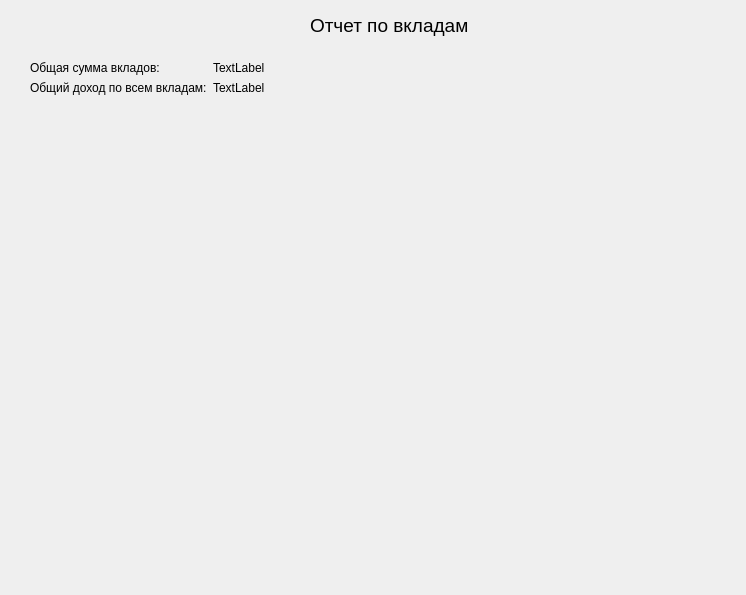
Above: Ui/Отчет.ui from notprogamer3/PractiseProject before the change. Below: the same form after it.
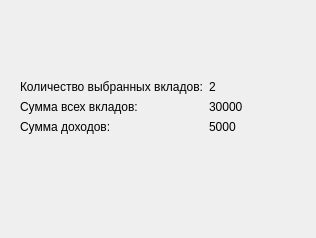
That is the form after the change.

The edit to the form file:
```diff
--- a/Ui/Отчет.ui
+++ b/Ui/Отчет.ui
@@ -6,73 +6,62 @@
    <rect>
     <x>0</x>
     <y>0</y>
-    <width>746</width>
-    <height>595</height>
+    <width>316</width>
+    <height>238</height>
    </rect>
   </property>
   <property name="windowTitle">
    <string>Form</string>
   </property>
-  <widget class="QLabel" name="label">
-   <property name="geometry">
-    <rect>
-     <x>310</x>
-     <y>10</y>
-     <width>161</width>
-     <height>31</height>
-    </rect>
-   </property>
-   <property name="font">
-    <font>
-     <pointsize>14</pointsize>
-    </font>
-   </property>
-   <property name="text">
-    <string>Отчет по вкладам</string>
-   </property>
-  </widget>
   <widget class="QWidget" name="formLayoutWidget">
    <property name="geometry">
     <rect>
-     <x>30</x>
-     <y>61</y>
-     <width>461</width>
-     <height>301</height>
+     <x>20</x>
+     <y>80</y>
+     <width>281</width>
+     <height>71</height>
     </rect>
    </property>
    <layout class="QFormLayout" name="formLayout">
-    <item row="0" column="0">
-     <widget class="QLabel" name="label_2">
-      <property name="text">
-       <string>Общая сумма вкладов:</string>
-      </property>
-     </widget>
-    </item>
     <item row="1" column="0">
      <widget class="QLabel" name="label_3">
       <property name="text">
-       <string>Общий доход по всем вкладам:</string>
+       <string>Сумма всех вкладов:</string>
       </property>
      </widget>
     </item>
     <item row="2" column="0">
+     <widget class="QLabel" name="label">
+      <property name="text">
+       <string>Cумма доходов:</string>
+      </property>
+     </widget>
+    </item>
+    <item row="1" column="1">
      <widget class="QLabel" name="label_4">
       <property name="text">
-       <string/>
+       <string>30000</string>
+      </property>
+     </widget>
+    </item>
+    <item row="2" column="1">
+     <widget class="QLabel" name="label_5">
+      <property name="text">
+       <string>5000</string>
+      </property>
+     </widget>
+    </item>
+    <item row="0" column="0">
+     <widget class="QLabel" name="label_2">
+      <property name="text">
+       <string>Количество выбранных вкладов:</string>
       </property>
      </widget>
     </item>
     <item row="0" column="1">
      <widget class="QLabel" name="SumLabel">
       <property name="text">
-       <string>TextLabel</string>
-      </property>
-     </widget>
-    </item>
-    <item row="1" column="1">
-     <widget class="QLabel" name="IncomeLabel">
-      <property name="text">
-       <string>TextLabel</string>
+       <string>2</string>
       </property>
      </widget>
     </item>
```
Left out of the diff: 2 changed lines with no effect on the pictures.
